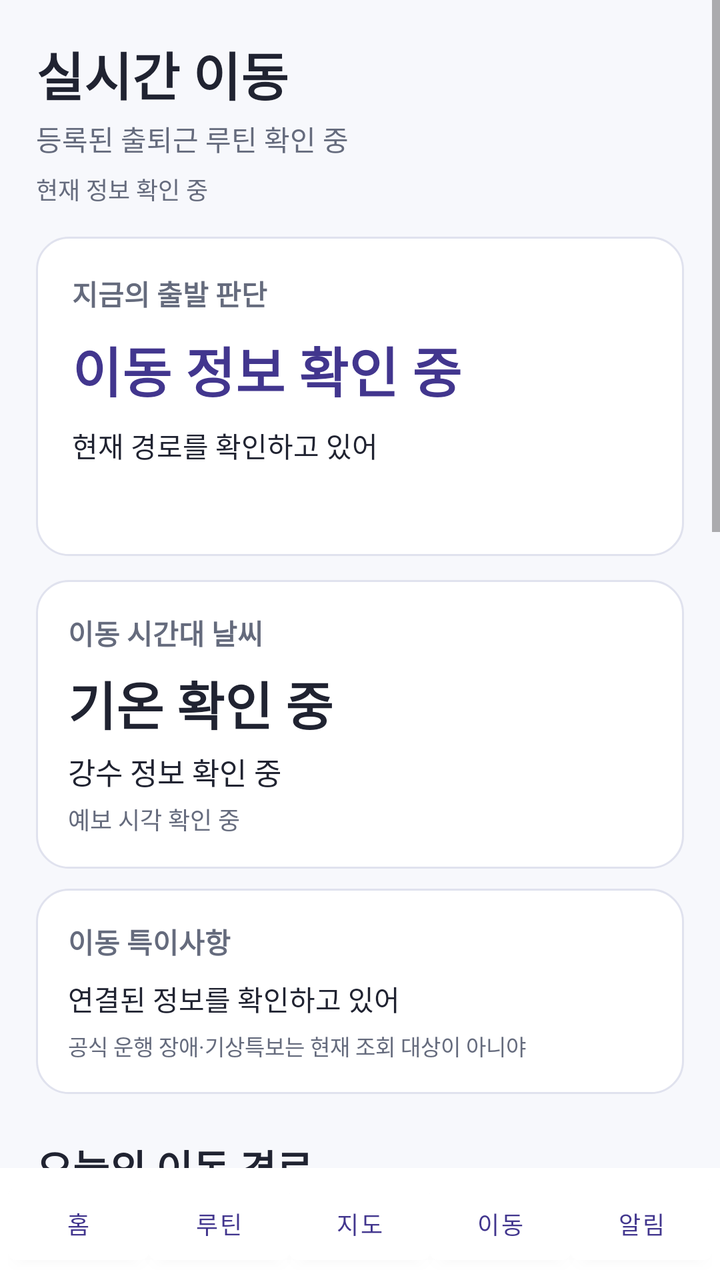
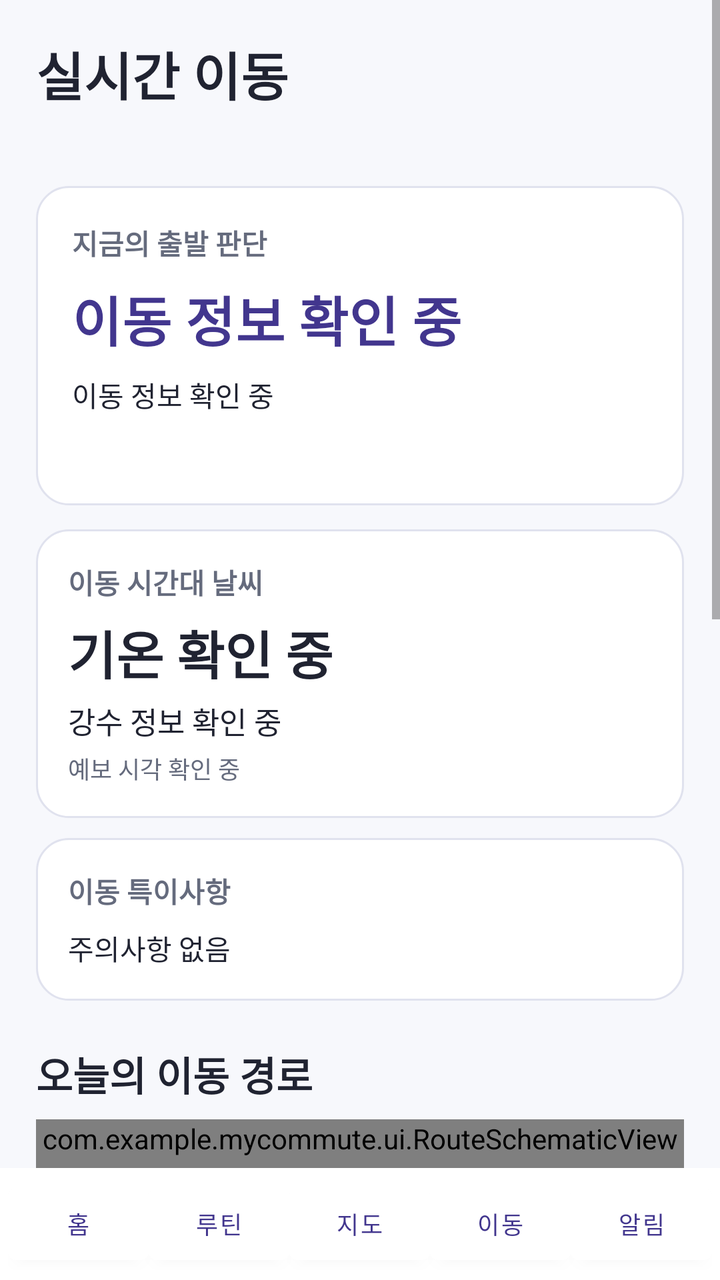

Before-and-after screenshots of an Android layout around one commit, followed by the original layout XML and the change that was made.
<!-- AndroidManifest.xml: application theme Theme.MyCommute -->
<!-- res/layout/activity_tracking.xml -->
<?xml version="1.0" encoding="utf-8"?>
<LinearLayout xmlns:android="http://schemas.android.com/apk/res/android"
    android:layout_width="match_parent" android:layout_height="match_parent"
    android:orientation="vertical">
    <ScrollView android:layout_width="match_parent" android:layout_height="0dp"
        android:layout_weight="1" android:fillViewport="true">
        <LinearLayout android:layout_width="match_parent" android:layout_height="wrap_content"
            android:orientation="vertical" android:padding="18dp">
            <TextView android:layout_width="match_parent" android:layout_height="wrap_content"
                android:text="실시간 이동" android:textColor="@color/text_primary"
                android:textStyle="bold" android:textSize="26sp"/>
            <TextView android:id="@+id/liveRouteTitle" android:layout_width="match_parent"
                android:layout_height="wrap_content" android:layout_marginTop="3dp"
                android:text="등록된 출퇴근 루틴 확인 중" android:textColor="@color/text_secondary"/>
            <TextView android:id="@+id/liveSyncStatus" android:layout_width="match_parent"
                android:layout_height="wrap_content" android:layout_marginTop="6dp"
                android:text="현재 정보 확인 중" android:textColor="@color/text_secondary" android:textSize="12sp"/>

            <LinearLayout android:layout_width="match_parent" android:layout_height="wrap_content"
                android:layout_marginTop="15dp" android:padding="18dp"
                android:background="@drawable/bg_card" android:orientation="vertical">
                <TextView style="@style/Text.Label" android:layout_width="match_parent"
                    android:layout_height="wrap_content" android:text="지금의 출발 판단"/>
                <TextView android:id="@+id/liveDepartureHeadline" android:layout_width="match_parent"
                    android:layout_height="wrap_content" android:layout_marginTop="8dp"
                    android:text="이동 정보 확인 중" android:textSize="27sp"
                    android:textStyle="bold" android:textColor="@color/primary_dark"/>
                <TextView android:id="@+id/liveDepartureDetail" android:layout_width="match_parent"
                    android:layout_height="wrap_content" android:layout_marginTop="8dp"
                    android:textColor="@color/text_primary" android:text="현재 경로를 확인하고 있어"/>
                <TextView android:id="@+id/liveArrivalPlan" android:layout_width="match_parent"
                    android:layout_height="wrap_content" android:layout_marginTop="8dp"
                    android:textColor="@color/text_secondary"/>
            </LinearLayout>

            <LinearLayout android:layout_width="match_parent"
                android:layout_height="wrap_content" android:orientation="vertical"
                android:layout_marginTop="12dp" android:padding="16dp"
                android:background="@drawable/bg_card">
                <TextView style="@style/Text.Label" android:layout_width="match_parent"
                    android:layout_height="wrap_content" android:text="이동 시간대 날씨"/>
                <TextView android:id="@+id/liveWeather" android:layout_width="match_parent"
                    android:layout_height="wrap_content" android:layout_marginTop="6dp"
                    android:text="기온 확인 중" android:textSize="26sp" android:textStyle="bold"
                    android:textColor="@color/text_primary"/>
                <TextView android:id="@+id/liveWeatherDetails" android:layout_width="match_parent"
                    android:layout_height="wrap_content" android:layout_marginTop="4dp"
                    android:text="강수 정보 확인 중" android:textSize="15sp"
                    android:textColor="@color/text_primary"/>
                <TextView android:id="@+id/liveWeatherTime" android:layout_width="match_parent"
                    android:layout_height="wrap_content" android:layout_marginTop="4dp"
                    android:text="예보 시각 확인 중" android:textSize="12sp"
                    android:textColor="@color/text_secondary"/>
            </LinearLayout>

            <LinearLayout android:layout_width="match_parent"
                android:layout_height="wrap_content" android:orientation="vertical"
                android:layout_marginTop="10dp" android:padding="16dp"
                android:background="@drawable/bg_card">
                <TextView style="@style/Text.Label" android:layout_width="match_parent"
                    android:layout_height="wrap_content" android:text="이동 특이사항"/>
                <TextView android:id="@+id/liveAlerts" android:layout_width="match_parent"
                    android:layout_height="wrap_content" android:layout_marginTop="8dp"
                    android:text="연결된 정보를 확인하고 있어" android:textSize="14sp"
                    android:textColor="@color/text_primary"/>
                <TextView android:layout_width="match_parent"
                    android:layout_height="wrap_content" android:layout_marginTop="5dp"
                    android:text="공식 운행 장애·기상특보는 현재 조회 대상이 아니야"
                    android:textSize="11sp" android:textColor="@color/text_secondary"/>
            </LinearLayout>

            <TextView style="@style/Text.Section" android:layout_width="match_parent"
                android:layout_height="wrap_content" android:layout_marginTop="22dp"
                android:text="오늘의 이동 경로"/>
            <com.example.mycommute.ui.RouteSchematicView
                android:id="@+id/liveSchematic" android:layout_width="match_parent"
                android:layout_height="wrap_content" android:minHeight="120dp"
                android:layout_marginTop="8dp"
                android:background="@drawable/bg_card"/>
            <TextView android:id="@+id/liveCurrentStage" android:layout_width="match_parent"
                android:layout_height="wrap_content" android:padding="8dp"
                android:text="현재 이동 단계: GPS 추적을 켜면 경로 주변 위치를 추정해"
                android:textColor="@color/text_primary"/>
            <TextView android:id="@+id/liveRouteSteps" android:layout_width="match_parent"
                android:layout_height="wrap_content" android:padding="10dp"
                android:text="현재 경로를 확인하고 있어"
                android:textColor="@color/text_secondary"/>
            <com.google.android.material.button.MaterialButton
                android:id="@+id/liveOpenMap" android:layout_width="match_parent"
                android:layout_height="wrap_content" android:text="전체 지도 보기"
                style="@style/Widget.MaterialComponents.Button.OutlinedButton"/>

            <TextView style="@style/Text.Section" android:layout_width="match_parent"
                android:layout_height="wrap_content" android:layout_marginTop="18dp"
                android:text="다음 대중교통"/>
            <LinearLayout android:layout_width="match_parent" android:layout_height="wrap_content"
                android:padding="15dp" android:background="@drawable/bg_card"
                android:orientation="vertical">
                <TextView android:id="@+id/liveNextVehicle" android:layout_width="match_parent"
                    android:layout_height="wrap_content"
                    android:text="도착정보 확인 중" android:textColor="@color/text_primary"
                    android:textStyle="bold" android:textSize="18sp"/>
                <TextView android:id="@+id/liveBoarding" android:layout_width="match_parent"
                    android:layout_height="wrap_content" android:layout_marginTop="8dp"
                    android:text="GPS 위치 확인 후 탑승 가능성 추정"
                    android:textColor="@color/text_secondary"/>
                <TextView android:id="@+id/liveArrivalDiagnostic" android:layout_width="match_parent"
                    android:layout_height="wrap_content" android:layout_marginTop="6dp"
                    android:textSize="12sp" android:textColor="@color/text_secondary"
                    android:visibility="gone"/>
            </LinearLayout>
            <TextView android:id="@+id/livePosition" android:layout_width="match_parent"
                android:layout_height="wrap_content" android:layout_marginTop="8dp"
                android:text="GPS 추적은 사용자가 켜야 활성화돼"
                android:textColor="@color/text_secondary" android:textSize="12sp"/>

            <com.google.android.material.button.MaterialButton android:id="@+id/liveStartTracking"
                android:layout_width="match_parent" android:layout_height="wrap_content"
                android:layout_marginTop="15dp" android:text="위치 추적 시작"/>
            <com.google.android.material.button.MaterialButton android:id="@+id/liveStopTracking"
                android:layout_width="match_parent" android:layout_height="wrap_content"
                android:text="위치 추적 종료"
                style="@style/Widget.MaterialComponents.Button.OutlinedButton"/>
            <com.google.android.material.button.MaterialButton android:id="@+id/liveRefresh"
                android:layout_width="match_parent" android:layout_height="wrap_content"
                android:text="현재 정보 확인"
                style="@style/Widget.MaterialComponents.Button.TextButton"/>
            <TextView android:layout_width="match_parent" android:layout_height="wrap_content"
                android:layout_marginTop="12dp" android:padding="6dp"
                android:text="출발시간과 전체 도착시간은 계획 추정값이야. 첫 차량 도착정보와 GPS는 별도로 검증하며, 정확한 탑승 여부와 공식 운행장애·기상특보는 아직 확인할 수 없어."
                android:textColor="@color/text_secondary" android:textSize="12sp"/>
        </LinearLayout>
    </ScrollView>
    <include layout="@layout/view_bottom_nav"/>
</LinearLayout>
<!-- res/layout/view_bottom_nav.xml (included above) -->
<?xml version="1.0" encoding="utf-8"?>
<LinearLayout xmlns:android="http://schemas.android.com/apk/res/android"
    android:id="@+id/bottomNav" android:layout_width="match_parent" android:layout_height="wrap_content"
    android:padding="4dp" android:background="@color/surface" android:orientation="horizontal">
    <Button android:id="@+id/navHome" android:layout_width="0dp" android:layout_weight="1" android:layout_height="48dp"
        android:backgroundTint="@color/surface" android:textColor="@color/primary_dark" android:textSize="12sp" android:text="홈" />
    <Button android:id="@+id/navCustom" android:layout_width="0dp" android:layout_weight="1" android:layout_height="48dp"
        android:backgroundTint="@color/surface" android:textColor="@color/primary_dark" android:textSize="12sp" android:text="루틴" />
    <Button android:id="@+id/navMap" android:layout_width="0dp" android:layout_weight="1" android:layout_height="48dp"
        android:backgroundTint="@color/surface" android:textColor="@color/primary_dark" android:textSize="12sp" android:text="지도" />
    <Button android:id="@+id/navTracking" android:layout_width="0dp" android:layout_weight="1" android:layout_height="48dp"
        android:backgroundTint="@color/surface" android:textColor="@color/primary_dark" android:textSize="12sp" android:text="이동" />
    <Button android:id="@+id/navLogs" android:layout_width="0dp" android:layout_weight="1" android:layout_height="48dp"
        android:backgroundTint="@color/surface" android:textColor="@color/primary_dark" android:textSize="12sp" android:text="알림" />
</LinearLayout>
<!-- resources referenced by this layout -->
<resources>
  <color name="primary_dark">#42368E</color>
  <color name="surface">#FFFFFF</color>
  <color name="text_primary">#202331</color>
  <color name="text_secondary">#656B7D</color>
  <!-- drawable bg_card (drawable) -->
  <shape xmlns:android="http://schemas.android.com/apk/res/android">
      <solid android:color="@color/surface" />
      <corners android:radius="16dp" />
      <stroke android:width="1dp" android:color="@color/border" />
  </shape>
  <style name="Text.Label" parent="">
          <item name="android:textSize">14sp</item>
          <item name="android:textStyle">bold</item>
          <item name="android:textColor">@color/text_secondary</item>
      </style>
  <style name="Text.Section" parent="">
          <item name="android:textSize">20sp</item>
          <item name="android:textStyle">bold</item>
          <item name="android:textColor">@color/text_primary</item>
      </style>
  <style name="Theme.MyCommute" parent="Theme.MaterialComponents.DayNight.NoActionBar">
          <item name="colorPrimary">@color/primary</item>
          <item name="colorPrimaryVariant">@color/primary_dark</item>
          <item name="colorOnPrimary">@android:color/white</item>
          <item name="android:statusBarColor">@color/primary_dark</item>
          <item name="android:navigationBarColor">@color/background</item>
          <item name="android:windowBackground">@color/background</item>
          <item name="fontFamily">sans</item>
      </style>
  <color name="border">#E0E2EE</color>
  <color name="primary">#6357B5</color>
  <color name="background">#F7F8FC</color>
</resources>

<!-- the commit's change to res/layout/activity_tracking.xml (unified diff, before → after) -->
@@ -11,11 +11,16 @@
                 android:textStyle="bold" android:textSize="26sp"/>
             <TextView android:id="@+id/liveRouteTitle" android:layout_width="match_parent"
                 android:layout_height="wrap_content" android:layout_marginTop="3dp"
-                android:text="등록된 출퇴근 루틴 확인 중" android:textColor="@color/text_secondary"/>
+                android:text="" android:textColor="@color/text_secondary"/>
             <TextView android:id="@+id/liveSyncStatus" android:layout_width="match_parent"
                 android:layout_height="wrap_content" android:layout_marginTop="6dp"
-                android:text="현재 정보 확인 중" android:textColor="@color/text_secondary" android:textSize="12sp"/>
+                android:text="" android:visibility="gone" android:textColor="@color/text_secondary" android:textSize="12sp"/>
 
+            <ProgressBar android:id="@+id/liveLoading"
+                style="?android:attr/progressBarStyleHorizontal"
+                android:layout_width="match_parent" android:layout_height="2dp"
+                android:layout_marginTop="5dp" android:indeterminate="true"
+                android:visibility="gone"/>
             <LinearLayout android:layout_width="match_parent" android:layout_height="wrap_content"
                 android:layout_marginTop="15dp" android:padding="18dp"
                 android:background="@drawable/bg_card" android:orientation="vertical">
@@ -27,7 +32,7 @@
                     android:textStyle="bold" android:textColor="@color/primary_dark"/>
                 <TextView android:id="@+id/liveDepartureDetail" android:layout_width="match_parent"
                     android:layout_height="wrap_content" android:layout_marginTop="8dp"
-                    android:textColor="@color/text_primary" android:text="현재 경로를 확인하고 있어"/>
+                    android:textColor="@color/text_primary" android:text="이동 정보 확인 중"/>
                 <TextView android:id="@+id/liveArrivalPlan" android:layout_width="match_parent"
                     android:layout_height="wrap_content" android:layout_marginTop="8dp"
                     android:textColor="@color/text_secondary"/>
@@ -61,12 +66,8 @@
                     android:layout_height="wrap_content" android:text="이동 특이사항"/>
                 <TextView android:id="@+id/liveAlerts" android:layout_width="match_parent"
                     android:layout_height="wrap_content" android:layout_marginTop="8dp"
-                    android:text="연결된 정보를 확인하고 있어" android:textSize="14sp"
+                    android:text="주의사항 없음" android:textSize="14sp"
                     android:textColor="@color/text_primary"/>
-                <TextView android:layout_width="match_parent"
-                    android:layout_height="wrap_content" android:layout_marginTop="5dp"
-                    android:text="공식 운행 장애·기상특보는 현재 조회 대상이 아니야"
-                    android:textSize="11sp" android:textColor="@color/text_secondary"/>
             </LinearLayout>
 
             <TextView style="@style/Text.Section" android:layout_width="match_parent"
@@ -79,11 +80,11 @@
                 android:background="@drawable/bg_card"/>
             <TextView android:id="@+id/liveCurrentStage" android:layout_width="match_parent"
                 android:layout_height="wrap_content" android:padding="8dp"
-                android:text="현재 이동 단계: GPS 추적을 켜면 경로 주변 위치를 추정해"
+                android:text="" android:visibility="gone"
                 android:textColor="@color/text_primary"/>
             <TextView android:id="@+id/liveRouteSteps" android:layout_width="match_parent"
                 android:layout_height="wrap_content" android:padding="10dp"
-                android:text="현재 경로를 확인하고 있어"
+                android:text="경로 요약"
                 android:textColor="@color/text_secondary"/>
             <com.google.android.material.button.MaterialButton
                 android:id="@+id/liveOpenMap" android:layout_width="match_parent"
@@ -102,7 +103,7 @@
                     android:textStyle="bold" android:textSize="18sp"/>
                 <TextView android:id="@+id/liveBoarding" android:layout_width="match_parent"
                     android:layout_height="wrap_content" android:layout_marginTop="8dp"
-                    android:text="GPS 위치 확인 후 탑승 가능성 추정"
+                    android:text=""
                     android:textColor="@color/text_secondary"/>
                 <TextView android:id="@+id/liveArrivalDiagnostic" android:layout_width="match_parent"
                     android:layout_height="wrap_content" android:layout_marginTop="6dp"
@@ -111,7 +112,7 @@
             </LinearLayout>
             <TextView android:id="@+id/livePosition" android:layout_width="match_parent"
                 android:layout_height="wrap_content" android:layout_marginTop="8dp"
-                android:text="GPS 추적은 사용자가 켜야 활성화돼"
+                android:text="위치 추적 꺼짐"
                 android:textColor="@color/text_secondary" android:textSize="12sp"/>
 
             <com.google.android.material.button.MaterialButton android:id="@+id/liveStartTracking"
@@ -125,10 +126,6 @@
                 android:layout_width="match_parent" android:layout_height="wrap_content"
                 android:text="현재 정보 확인"
                 style="@style/Widget.MaterialComponents.Button.TextButton"/>
-            <TextView android:layout_width="match_parent" android:layout_height="wrap_content"
-                android:layout_marginTop="12dp" android:padding="6dp"
-                android:text="출발시간과 전체 도착시간은 계획 추정값이야. 첫 차량 도착정보와 GPS는 별도로 검증하며, 정확한 탑승 여부와 공식 운행장애·기상특보는 아직 확인할 수 없어."
-                android:textColor="@color/text_secondary" android:textSize="12sp"/>
         </LinearLayout>
     </ScrollView>
     <include layout="@layout/view_bottom_nav"/>
